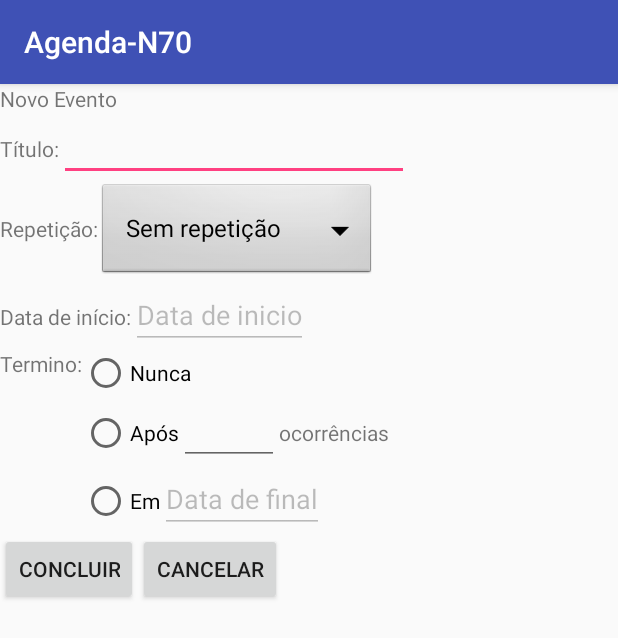
After one commit to kelvinkz/krdcer70, an Android app: the NewEventActivity screen opened directly, with no data from a screen before it, on a phone screen of 412 x 824 dp. The commit adds this screen. Shown: the top 638 px of the screen. Run offline under Robolectric (Android 15) with nearby library versions, the phone set to English and light mode, and no system bars.

Commit message:
Telas criar novo evento

```diff
--- a/AgendaN70/app/src/main/AndroidManifest.xml
+++ b/AgendaN70/app/src/main/AndroidManifest.xml
@@ -15,7 +15,8 @@
                 <category android:name="android.intent.category.LAUNCHER" />
             </intent-filter>
         </activity>
-        <activity android:name=".CalendarActivity"></activity>
+        <activity android:name=".CalendarActivity" />
+        <activity android:name=".NewEventActivity"></activity>
     </application>
 
 </manifest>
--- /dev/null
+++ b/AgendaN70/app/src/main/java/com/engenharia/agendan70/NewEventActivity.java
@@ -0,0 +1,19 @@
+package com.engenharia.agendan70;
+
+import android.os.Bundle;
+import android.support.v7.app.AppCompatActivity;
+import android.widget.ArrayAdapter;
+import android.widget.Spinner;
+
+public class NewEventActivity extends AppCompatActivity {
+
+    @Override
+    protected void onCreate(Bundle savedInstanceState) {
+        super.onCreate(savedInstanceState);
+        setContentView(R.layout.activity_new_event);
+        Spinner dropdown = (Spinner)findViewById(R.id.spinner1);
+        String[] items = new String[]{"Sem repetição", "Diariamente", "Semanalmente", "Mensalmente", "Anualmente"};
+        ArrayAdapter<String> adapter = new ArrayAdapter<String>(this, android.R.layout.simple_spinner_dropdown_item, items);
+        dropdown.setAdapter(adapter);
+    }
+}
--- /dev/null
+++ b/AgendaN70/app/src/main/res/layout/activity_new_event.xml
@@ -0,0 +1,132 @@
+<?xml version="1.0" encoding="utf-8"?>
+<LinearLayout xmlns:android="http://schemas.android.com/apk/res/android"
+    xmlns:tools="http://schemas.android.com/tools"
+    android:layout_width="match_parent"
+    android:layout_height="match_parent"
+    android:orientation="vertical"
+    tools:context="com.engenharia.agendan70.NewEventActivity">
+
+    <TextView
+        android:layout_width="fill_parent"
+        android:layout_height="wrap_content"
+        android:text="@string/novoEvento" />
+
+    <LinearLayout
+        android:layout_width="wrap_content"
+        android:layout_height="wrap_content"
+        android:orientation="horizontal">
+        <TextView
+            android:layout_width="wrap_content"
+            android:layout_height="wrap_content"
+            android:text="@string/nomeEvento" />
+        <EditText
+            android:layout_width="350px"
+            android:layout_height="wrap_content"
+            android:id="@+id/titulo"/>
+    </LinearLayout>
+
+    <LinearLayout
+        android:layout_width="wrap_content"
+        android:layout_height="wrap_content"
+        android:orientation="horizontal">
+        <TextView
+            android:layout_width="fill_parent"
+            android:layout_height="wrap_content"
+            android:text="@string/tipoRepet" />
+        <Spinner
+            android:id="@+id/spinner1"
+            android:layout_width="match_parent"
+            android:layout_height="wrap_content"
+            android:background="@android:drawable/btn_dropdown"
+            android:spinnerMode="dropdown" />
+    </LinearLayout>
+    <LinearLayout
+        android:layout_width="wrap_content"
+        android:layout_height="wrap_content"
+        android:orientation="horizontal">
+        <TextView
+            android:layout_width="fill_parent"
+            android:layout_height="wrap_content"
+            android:text="@string/iniciaem" />
+        <EditText
+            android:id="@+id/dt_inicio"
+            android:layout_width="fill_parent"
+            android:layout_height="wrap_content"
+            android:enabled="false"
+            android:text="Data de inicio"/>
+    </LinearLayout>
+    <LinearLayout
+        android:layout_width="wrap_content"
+        android:layout_height="wrap_content"
+        android:orientation="horizontal">
+        <TextView
+            android:layout_width="fill_parent"
+            android:layout_height="wrap_content"
+            android:text="@string/termina" />
+        <RadioGroup
+            android:layout_width="wrap_content"
+            android:layout_height="wrap_content"
+            android:id="@+id/terminar"
+            android:orientation="vertical">
+            <RadioButton
+                android:layout_width="wrap_content"
+                android:layout_height="wrap_content"
+                android:id="@+id/semFim"
+                android:text="@string/nunca"/>
+            <LinearLayout
+                android:layout_width="wrap_content"
+                android:layout_height="wrap_content"
+                android:orientation="horizontal">
+                <RadioButton
+                    android:layout_width="wrap_content"
+                    android:layout_height="wrap_content"
+                    android:id="@+id/qtdOcorrencias"
+                    android:text="@string/apos"/>
+                <EditText
+                    android:layout_width="100px"
+                    android:layout_height="wrap_content"
+                    android:inputType="number"
+                    android:id="@+id/numOcorrencias"/>
+                <TextView
+                    android:layout_width="wrap_content"
+                    android:layout_height="wrap_content"
+                    android:text="@string/ocorrencias" />
+            </LinearLayout>
+            <LinearLayout
+                android:layout_width="wrap_content"
+                android:layout_height="wrap_content"
+                android:orientation="horizontal">
+                <RadioButton
+                    android:layout_width="wrap_content"
+                    android:layout_height="wrap_content"
+                    android:id="@+id/qtdOcorrencias"
+                    android:text="@string/terminaem"/>
+                <EditText
+                    android:id="@+id/dt_fim"
+                    android:layout_width="fill_parent"
+                    android:layout_height="wrap_content"
+                    android:enabled="false"
+                    android:text="Data de final"/>
+
+            </LinearLayout>
+        </RadioGroup>
+    </LinearLayout>
+    <LinearLayout
+        android:layout_width="wrap_content"
+        android:layout_height="wrap_content"
+        android:orientation="horizontal">
+        <Button
+            android:id="@+id/bt_concluido"
+            android:layout_width="wrap_content"
+            android:layout_height="wrap_content"
+            android:text="@string/concluido"
+            android:onClick="gotoConcluir"/>
+        <Button
+            android:id="@+id/bt_cancelar"
+            android:layout_width="wrap_content"
+            android:layout_height="wrap_content"
+            android:text="@string/cancelar"
+            android:onClick="gotoCancelar"/>
+    </LinearLayout>
+
+</LinearLayout>
--- a/AgendaN70/app/src/main/res/values/strings.xml
+++ b/AgendaN70/app/src/main/res/values/strings.xml
@@ -1,3 +1,14 @@
 <resources>
     <string name="app_name">Agenda-N70</string>
+    <string name="novoEvento">Novo Evento</string>
+    <string name="nomeEvento">Título:</string>
+    <string name="tipoRepet">Repetição:</string>
+    <string name="iniciaem">Data de início:</string>
+    <string name="termina">Termino:</string>
+    <string name="nunca">Nunca</string>
+    <string name="apos">Após</string>
+    <string name="ocorrencias">ocorrências</string>
+    <string name="terminaem">Em</string>
+    <string name="concluido">Concluir</string>
+    <string name="cancelar">Cancelar</string>
 </resources>
```
